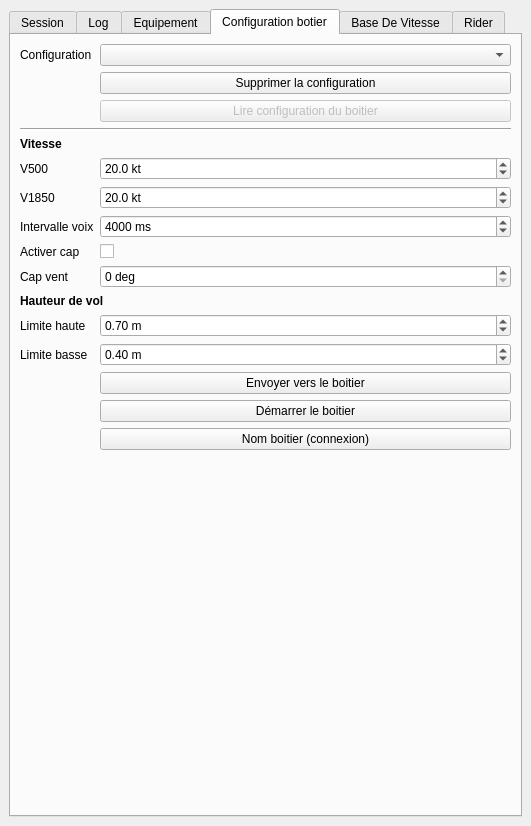
Before: the Qt Designer form seafoil-log-analyzer/ui/main_dockwidget.ui in ThomasLeMezo/seafoil-tools, drawn with Qt 5.
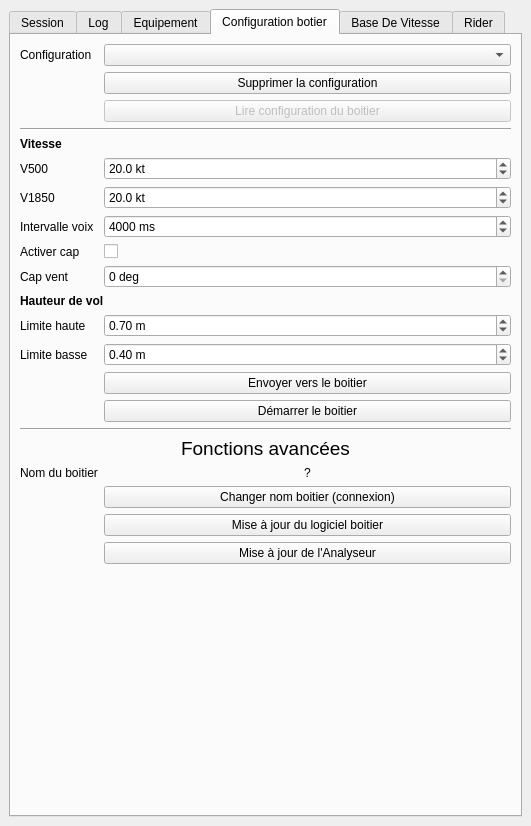
After: the same form once the commit is applied. The open tabs and pages were chosen to show the change.

Commit message: * Update interface to add automatic updates

```diff
--- a/seafoil-log-analyzer/ui/main_dockwidget.ui
+++ b/seafoil-log-analyzer/ui/main_dockwidget.ui
@@ -437,13 +437,6 @@
           </property>
          </widget>
         </item>
-        <item row="16" column="1">
-         <widget class="QPushButton" name="pushButton_identification">
-          <property name="text">
-           <string>Nom boitier (connexion)</string>
-          </property>
-         </widget>
-        </item>
         <item row="9" column="0">
          <widget class="QLabel" name="label_10">
           <property name="text">
@@ -461,6 +454,66 @@
           </property>
          </widget>
         </item>
+        <item row="20" column="1">
+         <widget class="QPushButton" name="pushButton_update_ros">
+          <property name="text">
+           <string>Mise à jour du logiciel boitier</string>
+          </property>
+         </widget>
+        </item>
+        <item row="16" column="0" colspan="2">
+         <widget class="Line" name="line_2">
+          <property name="orientation">
+           <enum>Qt::Horizontal</enum>
+          </property>
+         </widget>
+        </item>
+        <item row="18" column="1">
+         <widget class="QLabel" name="label_seafoil_name">
+          <property name="text">
+           <string>?</string>
+          </property>
+          <property name="alignment">
+           <set>Qt::AlignCenter</set>
+          </property>
+         </widget>
+        </item>
+        <item row="18" column="0">
+         <widget class="QLabel" name="label_13">
+          <property name="text">
+           <string>Nom du boitier</string>
+          </property>
+         </widget>
+        </item>
+        <item row="19" column="1">
+         <widget class="QPushButton" name="pushButton_identification">
+          <property name="text">
+           <string>Changer nom boitier (connexion)</string>
+          </property>
+         </widget>
+        </item>
+        <item row="17" column="0" colspan="2">
+         <widget class="QLabel" name="label_14">
+          <property name="font">
+           <font>
+            <pointsize>14</pointsize>
+           </font>
+          </property>
+          <property name="text">
+           <string>Fonctions avancées</string>
+          </property>
+          <property name="alignment">
+           <set>Qt::AlignCenter</set>
+          </property>
+         </widget>
+        </item>
+        <item row="21" column="1">
+         <widget class="QPushButton" name="pushButton_update_qgis">
+          <property name="text">
+           <string>Mise à jour de l'Analyseur</string>
+          </property>
+         </widget>
+        </item>
        </layout>
       </widget>
       <widget class="QWidget" name="tab">
```
The commit also changes 4 other files.
